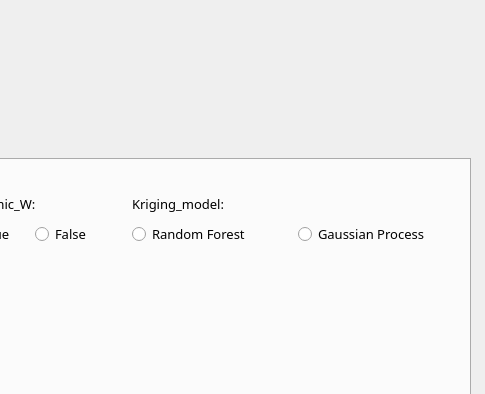
Before: the Qt Designer form single_object_parameter.ui in Bgolearn/BgoFace, drawn with Qt 5; both pictures show x 420 to 905 and y 0 to 394 of the 905 by 603 pixel window.
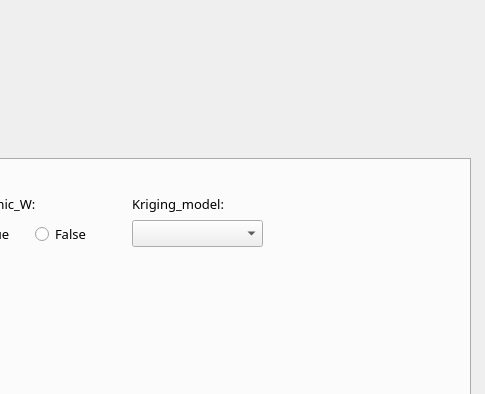
After: the same form once the commit is applied.

Commit message: modify the Kriging_model of regression method

Patch:
```diff
--- a/single_object_parameter.ui
+++ b/single_object_parameter.ui
@@ -338,32 +338,6 @@
        </item>
       </layout>
      </widget>
-     <widget class="QWidget" name="layoutWidget">
-      <property name="geometry">
-       <rect>
-        <x>530</x>
-        <y>60</y>
-        <width>325</width>
-        <height>29</height>
-       </rect>
-      </property>
-      <layout class="QHBoxLayout" name="horizontalLayout_3">
-       <item>
-        <widget class="QRadioButton" name="regression_Kriging_model_Random_Forest_RadioButton">
-         <property name="text">
-          <string>Random Forest</string>
-         </property>
-        </widget>
-       </item>
-       <item>
-        <widget class="QRadioButton" name="regression_Kriging_model_Gaussian_Process_RadioButton">
-         <property name="text">
-          <string>Gaussian Process</string>
-         </property>
-        </widget>
-       </item>
-      </layout>
-     </widget>
      <widget class="QWidget" name="layoutWidget">
       <property name="geometry">
        <rect>
@@ -416,6 +390,16 @@
        <string>Kriging_model:</string>
       </property>
      </widget>
+     <widget class="QComboBox" name="regression_Kriging_model_ComboBox">
+      <property name="geometry">
+       <rect>
+        <x>530</x>
+        <y>60</y>
+        <width>131</width>
+        <height>27</height>
+       </rect>
+      </property>
+     </widget>
     </widget>
     <widget class="QWidget" name="tab_2">
      <attribute name="title">
```
The commit also changes 2 other files.
